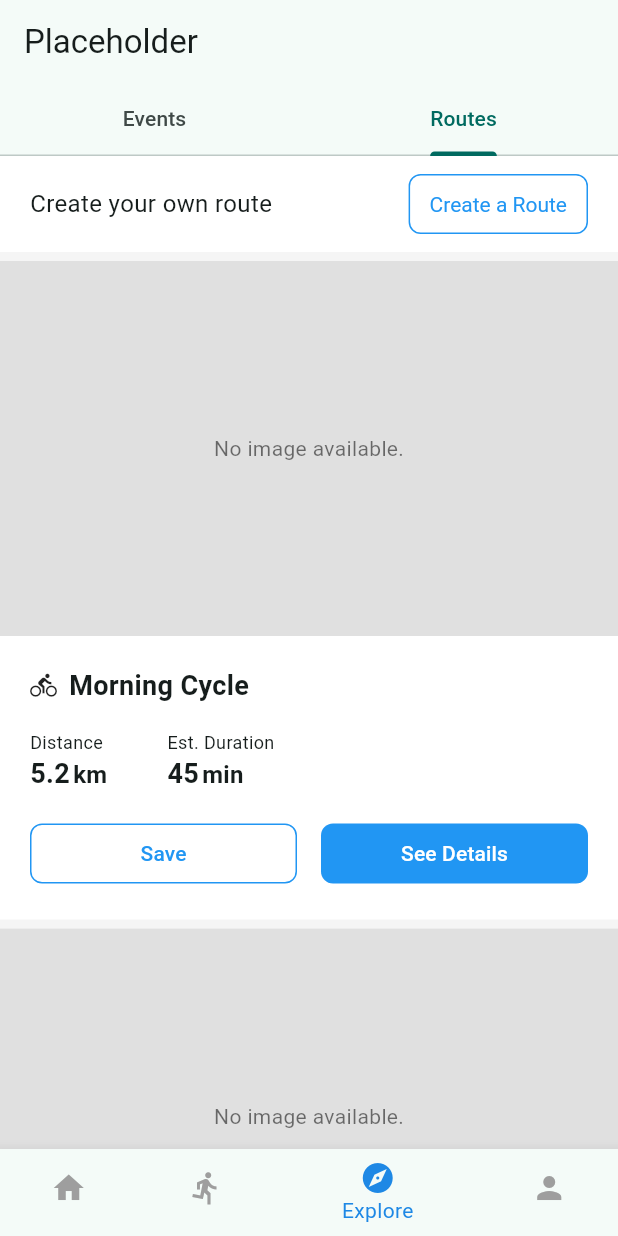
After one commit to yowger/trail_sync, a Flutter app: the ExploreScreen screen opened by its route, tab 2 chosen, on a phone screen of 412 x 824 dp. The commit adds this screen. Run offline on Flutter 3.47's test engine with Material 3 defaults, Android fonts, the light colour scheme and no system bars; our stand-ins replace cloud_firestore, firebase_auth, firebase_core, fl_chart, flutter_riverpod, geocoding and 4 more; missing offline and left inert: app_settings, flutter_background_geolocation, maplibre_gl; accounts and stored records are empty.

Commit message:
added route viewer

```diff
--- a/lib/features/home/screens/profile_screen.dart
+++ b/lib/features/home/screens/profile_screen.dart
@@ -7,7 +7,6 @@ class UserProfilePage extends StatelessWidget {
 
   @override
   Widget build(BuildContext context) {
-    // Fetch user data with userId or display it
     return Scaffold(
       appBar: AppBar(title: Text('User Profile')),
       body: Center(child: Text('User ID: $userId')),
--- a/lib/features/home/screens/run_details.dart
+++ b/lib/features/home/screens/run_details.dart
@@ -76,6 +76,7 @@ class _RunDetailScreenState extends State<RunDetailScreen> {
                       ),
 
                       ActivityCard(
+                        showImage: false,
                         activityName: widget.run.name,
                         description: widget.run.description,
                         username: widget.run.name,
--- a/lib/features/home/widgets/activity_card.dart
+++ b/lib/features/home/widgets/activity_card.dart
@@ -1,7 +1,8 @@
 import 'package:flutter/material.dart';
 import 'package:maplibre_gl/maplibre_gl.dart';
 import 'package:intl/intl.dart';
-import 'package:trail_sync/features/home/widgets/stat_item.dart';
+import 'package:trail_sync/features/home/widgets/route_map_preview.dart';
+import 'package:trail_sync/widgets/ui/stat_item.dart';
 import 'package:trail_sync/widgets/ui/expandable_text.dart';
 import 'package:trail_sync/widgets/ui/user_avatar.dart';
 
@@ -17,6 +18,7 @@ class ActivityCard extends StatelessWidget {
   final String? pace;
   final List<LatLng> trailPoints;
   final DateTime? date;
+  final bool? showImage;
 
   final VoidCallback? onAvatarTap;
   final VoidCallback? onCardTap;
@@ -36,6 +38,7 @@ class ActivityCard extends StatelessWidget {
     this.pace,
     required this.trailPoints,
     this.date,
+    this.showImage = true,
   });
 
   @override
@@ -47,11 +50,13 @@ class ActivityCard extends StatelessWidget {
         elevation: 0,
         shape: RoundedRectangleBorder(borderRadius: BorderRadius.circular(0)),
         child: Padding(
-          padding: const EdgeInsets.symmetric(horizontal: 20, vertical: 20),
+          padding: const EdgeInsets.only(top: 20),
           child: Column(
             crossAxisAlignment: CrossAxisAlignment.start,
             children: [
-              Row(
+              Padding(
+                padding: const EdgeInsets.symmetric(horizontal: 20),
+                child: Row(
                   children: [
                     UserAvatar(
                       username: username,
@@ -71,10 +76,14 @@ class ActivityCard extends StatelessWidget {
                     ),
                   ],
                 ),
+              ),
+
               const SizedBox(height: 24),
 
               if (activityName != null && activityName!.isNotEmpty)
-                Text(
+                Padding(
+                  padding: const EdgeInsets.symmetric(horizontal: 20),
+                  child: Text(
                     activityName!,
                     style: const TextStyle(
                       fontSize: 18,
@@ -83,23 +92,29 @@ class ActivityCard extends StatelessWidget {
                     maxLines: 1,
                     overflow: TextOverflow.ellipsis,
                   ),
+                ),
 
-              const SizedBox(height: 8),
+              const SizedBox(height: 16),
 
-              Row(
+              Padding(
+                padding: const EdgeInsets.symmetric(horizontal: 20),
+                child: Row(
                   children: [
                     StatItem(value: distance, unit: "km", label: "Distance"),
                     const SizedBox(width: 40),
                     StatItem(value: duration, label: "Duration"),
                     const SizedBox(width: 40),
-                  StatItem(value: pace ?? "0", unit: "/km", label: "Avg Pace"),
+                    StatItem(
+                      value: pace ?? "0",
+                      unit: "/km",
+                      label: "Avg Pace",
+                    ),
                   ],
                 ),
-
-              const SizedBox(height: 8),
+              ),
 
               if (description != null) ...[
-                const SizedBox(height: 8),
+                const SizedBox(height: 16),
 
                 const Text(
                   "Description:",
@@ -113,6 +128,10 @@ class ActivityCard extends StatelessWidget {
 
                 ExpandableText(text: description ?? ""),
               ],
+
+              const SizedBox(height: 16),
+
+              if (showImage!) RouteMapPreview(),
             ],
           ),
         ),
--- a/lib/features/home/widgets/latest_activity_list.dart
+++ b/lib/features/home/widgets/latest_activity_list.dart
@@ -2,8 +2,8 @@ import 'package:firebase_auth/firebase_auth.dart';
 import 'package:flutter/material.dart';
 import 'package:flutter_riverpod/flutter_riverpod.dart';
 import 'package:maplibre_gl/maplibre_gl.dart';
-import 'package:go_router/go_router.dart';
 
+import 'package:trail_sync/features/home/screens/profile_screen.dart';
 import 'package:trail_sync/helpers/run_format.dart';
 import 'package:trail_sync/models/run.dart';
 import 'package:trail_sync/features/home/screens/run_details.dart';
@@ -43,8 +43,12 @@ class LatestActivityList extends StatelessWidget {
               },
 
               onAvatarTap: () {
-                final userId = run.user.id;
-                context.push('/user/$userId');
+                Navigator.push(
+                  context,
+                  MaterialPageRoute(
+                    builder: (context) => UserProfilePage(userId: run.user.id),
+                  ),
+                );
               },
 
               activityName: run.name,
--- /dev/null
+++ b/lib/features/home/widgets/route_map_preview.dart
@@ -0,0 +1,20 @@
+import 'package:flutter/material.dart';
+
+class RouteMapPreview extends StatelessWidget {
+  const RouteMapPreview({super.key});
+
+  @override
+  Widget build(BuildContext context) {
+    return Container(
+      height: 250,
+      width: double.infinity,
+      color: Colors.grey[300],
+      child: const Center(
+        child: Text(
+          "No image available.",
+          style: TextStyle(color: Colors.black54),
+        ),
+      ),
+    );
+  }
+}
--- /dev/null
+++ b/lib/features/routes/screens/route_viewer.dart
@@ -0,0 +1,199 @@
+import 'package:flutter/material.dart';
+
+import 'package:trail_sync/features/home/widgets/route_map_preview.dart';
+import 'package:trail_sync/widgets/ui/app_divider.dart';
+import 'package:trail_sync/widgets/ui/stat_item.dart';
+
+class RouteViewerScreen extends StatelessWidget {
+  const RouteViewerScreen({super.key});
+
+  @override
+  Widget build(BuildContext context) {
+    final routes = [
+      {
+        "name": "Morning Cycle",
+        "distance": 5.2,
+        "duration": "45",
+        "activityType": "cycling",
+      },
+      {
+        "name": "City Loop",
+        "distance": 8.0,
+        "duration": "65",
+        "activityType": "running",
+      },
+      {
+        "name": "Trail Adventure",
+        "distance": 12.3,
+        "duration": "95",
+        "activityType": "walking",
+      },
+    ];
+
+    return Scaffold(
+      backgroundColor: Colors.white,
+      body: ListView.separated(
+        itemCount: routes.length + 1,
+        separatorBuilder: (context, index) => const AppDivider(),
+        itemBuilder: (context, index) {
+          if (index == 0) {
+            return const CreateRouteHeader();
+          }
+
+          final route = routes[index - 1];
+
+          return Column(
+            crossAxisAlignment: CrossAxisAlignment.start,
+            children: [
+              const RouteMapPreview(),
+              RouteInfoBox(
+                name: route["name"] as String,
+                distanceKm: route["distance"] as double,
+                duration: route["duration"] as String,
+                activityType: route["activityType"] as String,
+              ),
+            ],
+          );
+        },
+      ),
+    );
+  }
+}
+
+class CreateRouteHeader extends StatelessWidget {
+  const CreateRouteHeader({super.key});
+
+  @override
+  Widget build(BuildContext context) {
+    return Padding(
+      padding: const EdgeInsets.symmetric(horizontal: 20, vertical: 8),
+      child: Row(
+        mainAxisAlignment: MainAxisAlignment.spaceBetween,
+        children: [
+          const Text("Create your own route", style: TextStyle(fontSize: 16)),
+          OutlinedButton(
+            style: OutlinedButton.styleFrom(
+              padding: const EdgeInsets.symmetric(horizontal: 14, vertical: 6),
+              textStyle: const TextStyle(fontSize: 14),
+              side: const BorderSide(color: Colors.blue),
+              foregroundColor: Colors.blue,
+              shape: RoundedRectangleBorder(
+                borderRadius: BorderRadius.circular(8),
+              ),
+            ),
+            onPressed: () {
+              ScaffoldMessenger.of(context).showSnackBar(
+                const SnackBar(content: Text("Create Route clicked")),
+              );
+            },
+            child: const Text("Create a Route"),
+          ),
+        ],
+      ),
+    );
+  }
+}
+
+class RouteInfoBox extends StatelessWidget {
+  final String name;
+  final double distanceKm;
+  final String duration;
+  final String activityType;
+
+  const RouteInfoBox({
+    super.key,
+    required this.name,
+    required this.distanceKm,
+    required this.duration,
+    required this.activityType,
+  });
+
+  @override
+  Widget build(BuildContext context) {
+    return Container(
+      width: double.infinity,
+      padding: const EdgeInsets.all(20),
+      decoration: const BoxDecoration(color: Colors.white),
+      child: Column(
+        crossAxisAlignment: CrossAxisAlignment.start,
+        children: [
+          Row(
+            children: [
+              Icon(getActivityIcon(activityType), size: 18),
+              const SizedBox(width: 8),
+              Text(
+                name,
+                style: const TextStyle(
+                  fontSize: 18,
+                  fontWeight: FontWeight.w600,
+                ),
+                maxLines: 1,
+                overflow: TextOverflow.ellipsis,
+              ),
+            ],
+          ),
+
+          const SizedBox(height: 16),
+
+          Row(
+            children: [
+              StatItem(value: "$distanceKm", unit: "km", label: "Distance"),
+              const SizedBox(width: 40),
+              StatItem(value: duration, unit: "min", label: "Est. Duration"),
+            ],
+          ),
+
+          const SizedBox(height: 16),
+
+          Row(
+            children: [
+              Expanded(
+                child: OutlinedButton(
+                  style: OutlinedButton.styleFrom(
+                    foregroundColor: Colors.blue,
+                    side: const BorderSide(color: Colors.blue),
+                    shape: RoundedRectangleBorder(
+                      borderRadius: BorderRadius.circular(8),
+                    ),
+                    padding: const EdgeInsets.symmetric(
+                      horizontal: 22,
+                      vertical: 10,
+                    ),
+                  ),
+                  onPressed: () {
+                    ScaffoldMessenger.of(context).showSnackBar(
+                      const SnackBar(content: Text("Save clicked")),
+                    );
+                  },
+                  child: const Text("Save"),
+                ),
+              ),
+              const SizedBox(width: 16),
+              Expanded(
+                child: TextButton(
+                  style: TextButton.styleFrom(
+                    backgroundColor: Colors.blue,
+                    foregroundColor: Colors.white,
+                    shape: RoundedRectangleBorder(
+                      borderRadius: BorderRadius.circular(8),
+                    ),
+                    padding: const EdgeInsets.symmetric(
+                      horizontal: 22,
+                      vertical: 10,
+                    ),
+                  ),
+                  onPressed: () {
+                    ScaffoldMessenger.of(context).showSnackBar(
+                      const SnackBar(content: Text("See Details clicked")),
+                    );
+                  },
+                  child: const Text("See Details"),
+                ),
+              ),
+            ],
+          ),
+        ],
+      ),
+    );
+  }
+}
--- a/lib/providers/route_provider.dart
+++ b/lib/providers/route_provider.dart
@@ -65,13 +65,6 @@ final routerProvider = Provider<GoRouter>((ref) {
         name: 'save_run',
         builder: (context, state) {
           return const SaveRunScreen();
-        },
-      ),
-      GoRoute(
-        path: '/user/:id',
-        builder: (context, state) {
-          final userId = state.pathParameters['id']!;
-          return UserProfilePage(userId: userId);
         },
       ),
       StatefulShellRoute.indexedStack(
--- a/lib/screens/explore.dart
+++ b/lib/screens/explore.dart
@@ -1,4 +1,5 @@
 import 'package:flutter/material.dart';
+import 'package:trail_sync/features/routes/screens/route_viewer.dart';
 import 'package:trail_sync/screens/upcoming_events_page.dart';
 
 class ExploreScreen extends StatelessWidget {
@@ -10,7 +11,7 @@ class ExploreScreen extends StatelessWidget {
       length: 2,
       child: Scaffold(
         appBar: AppBar(
-          title: const Text("Events & Routes"),
+          title: const Text("Placeholder"),
           bottom: const TabBar(
             tabs: [
               Tab(text: "Events"),
@@ -21,7 +22,7 @@ class ExploreScreen extends StatelessWidget {
         body: const TabBarView(
           children: [
             UpcomingEventsScreen(), // your events page
-            UpcomingEventsScreen(), // your events page
+            RouteViewerScreen(), // your events page
             // RoutesListScreen(),    // a page that lists saved routes
           ],
         ),
--- a/lib/widgets/tab.dart
+++ b/lib/widgets/tab.dart
@@ -18,6 +18,7 @@ class TabScreen extends StatelessWidget {
     return Scaffold(
       body: navigationShell,
       bottomNavigationBar: BottomNavigationBar(
+        backgroundColor: Colors.red,
         currentIndex: navigationShell.currentIndex,
         onTap: _onTap,
         selectedItemColor: Colors.blue.shade600,
@@ -28,7 +29,7 @@ class TabScreen extends StatelessWidget {
             icon: Icon(Icons.directions_run),
             label: 'Activity',
           ),
-          BottomNavigationBarItem(icon: Icon(Icons.event), label: 'Events'),
+          BottomNavigationBarItem(icon: Icon(Icons.explore), label: 'Explore'),
           BottomNavigationBarItem(icon: Icon(Icons.person), label: 'Profile'),
         ],
       ),
--- a/lib/widgets/ui/app_divider.dart
+++ b/lib/widgets/ui/app_divider.dart
@@ -8,7 +8,7 @@ class AppDivider extends StatelessWidget {
 
   const AppDivider({
     super.key,
-    this.thickness = 5,
+    this.thickness = 6,
     this.color,
     this.indent = 0,
     this.endIndent = 0,
@@ -21,6 +21,7 @@ class AppDivider extends StatelessWidget {
       thickness: thickness,
       indent: indent,
       endIndent: endIndent,
+      height: thickness,
     );
   }
 }
```
Also changed, not shown: lib/features/routes/screens/create_route.dart (added), lib/widgets/ui/stat_item.dart (renamed from lib/features/home/widgets/stat_item.dart). Lines whose indentation alone changed are shown as unchanged.
